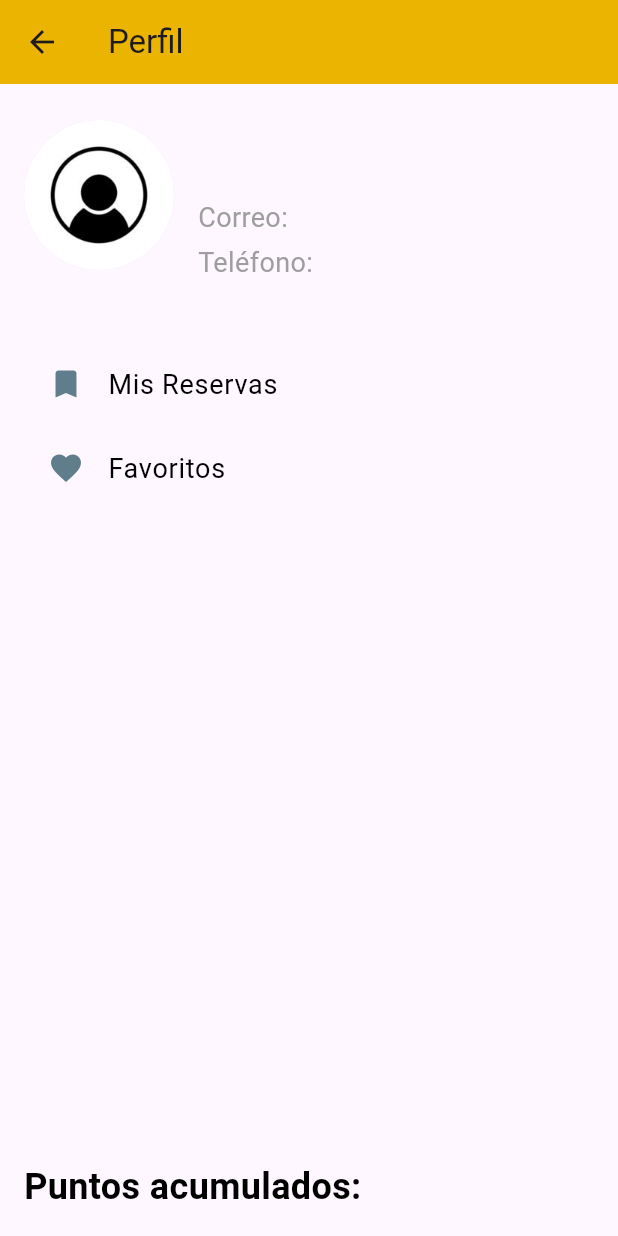
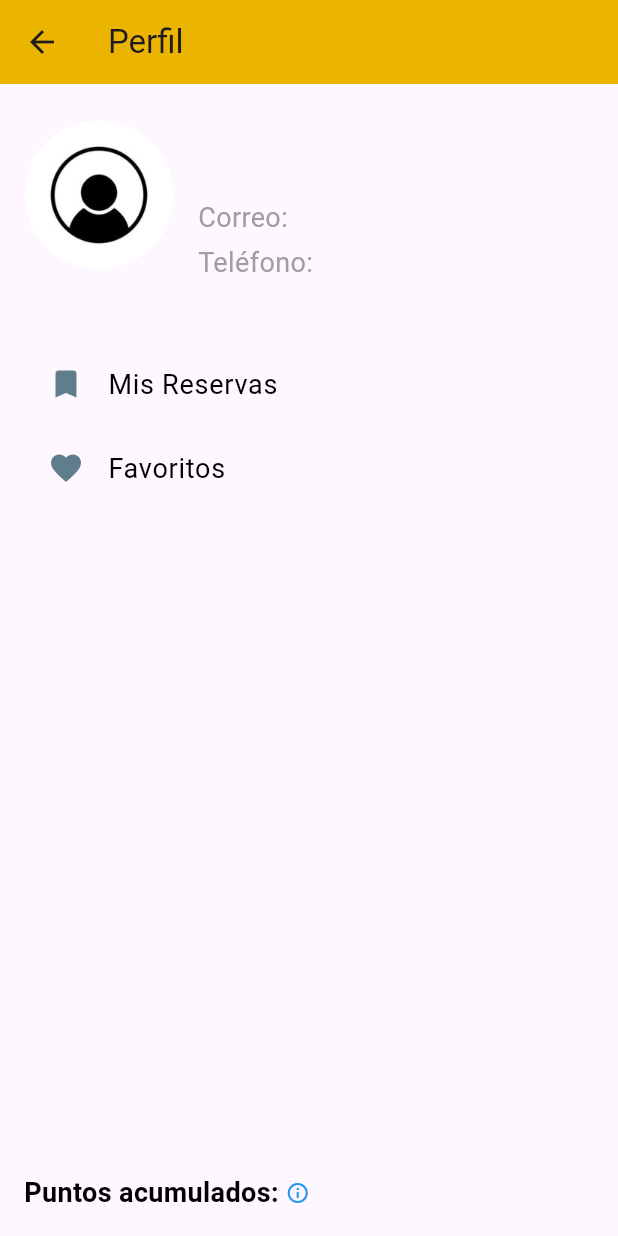
Before and after one commit to luciia14/Interfaces, a Flutter app: the ProfilePage screen opened directly with empty values, on a phone screen of 412 x 824 dp. Run offline on Flutter 3.47's test engine with Material 3 defaults, Android fonts, the phone set to English and light mode, and no system bars.

Commit message:
Update profile_page.dart

```diff
--- a/lib/profile_page.dart
+++ b/lib/profile_page.dart
@@ -90,13 +90,27 @@ class ProfilePage extends StatelessWidget {
             ),
             Align(
               alignment: Alignment.bottomLeft,
-              child: Text(
-                'Puntos acumulados: ${usuario['puntos']}',
-                style: const TextStyle(
-                  fontSize: 24,
-                  fontWeight: FontWeight.bold,
-                  color: Colors.black,
-                ),
+              child: Row(
+                children: [
+                  Text(
+                    'Puntos acumulados: ${usuario['puntos']}',
+                    style: const TextStyle(
+                      fontSize: 18,
+                      fontWeight: FontWeight.bold,
+                      color: Colors.black,
+                    ),
+                  ),
+                  // Tooltip al pasar el ratón sobre el icono
+                  const Tooltip(
+                    message:
+                        'Los puntos acumulados se utilizan para obtener descuentos, recompensas exclusivas y otros beneficios dentro de la aplicación. ¡Sigue participando para ganar más!',
+                    child: const Icon(
+                      Icons.info_outline,
+                      color: Colors.blue,
+                      size: 16,
+                    ),
+                  ),
+                ],
               ),
             ),
           ],
```
